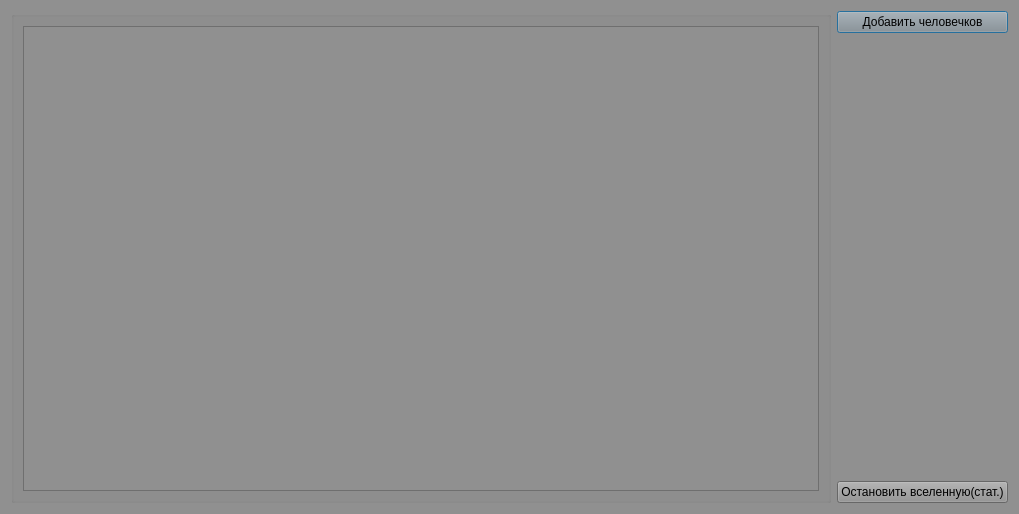
amedari13/biosphere, file qbio/universe_output_window.ui: the form before one commit.
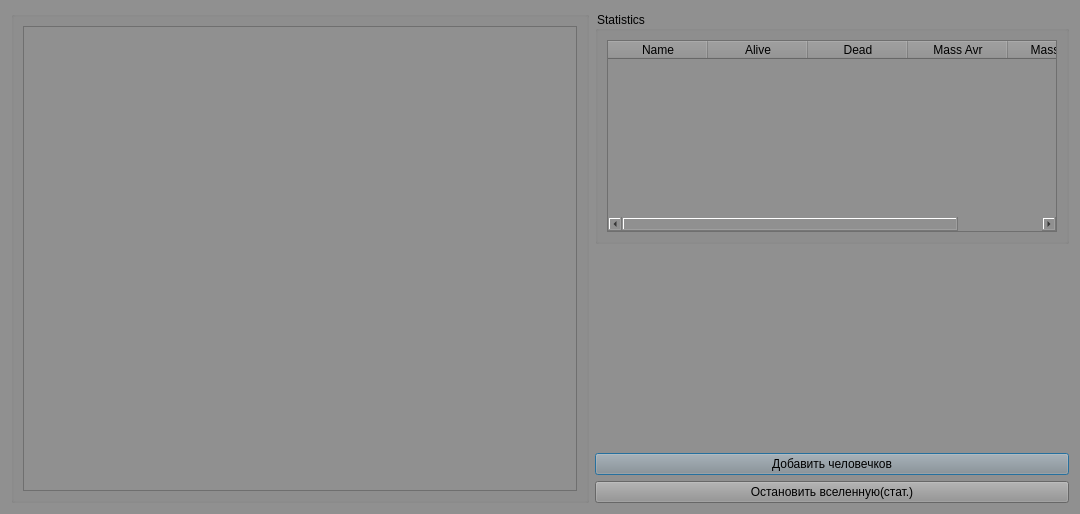
The form after the commit.

Commit message: add statistics && some database working

```diff
--- a/qbio/universe_output_window.ui
+++ b/qbio/universe_output_window.ui
@@ -6,7 +6,7 @@
    <rect>
     <x>0</x>
     <y>0</y>
-    <width>1019</width>
+    <width>1080</width>
     <height>514</height>
    </rect>
   </property>
@@ -44,22 +44,53 @@
    <item>
     <layout class="QVBoxLayout" name="verticalLayout">
      <item>
-      <widget class="QPushButton" name="pushButton">
+      <widget class="QGroupBox" name="groupBox_2">
+       <property name="title">
+        <string>Statistics</string>
+       </property>
+       <layout class="QVBoxLayout" name="verticalLayout_3">
+        <item>
+         <widget class="QTableWidget" name="tableWidget">
        <property name="sizePolicy">
-        <sizepolicy hsizetype="Minimum" vsizetype="Fixed">
+           <sizepolicy hsizetype="Minimum" vsizetype="MinimumExpanding">
          <horstretch>0</horstretch>
          <verstretch>0</verstretch>
         </sizepolicy>
        </property>
        <property name="minimumSize">
         <size>
-         <width>0</width>
+            <width>450</width>
          <height>0</height>
         </size>
        </property>
+          <column>
        <property name="text">
-        <string>Добавить человечков</string>
-       </property>
+            <string>Name</string>
+           </property>
+          </column>
+          <column>
+           <property name="text">
+            <string>Alive</string>
+           </property>
+          </column>
+          <column>
+           <property name="text">
+            <string>Dead</string>
+           </property>
+          </column>
+          <column>
+           <property name="text">
+            <string>Mass Avr</string>
+           </property>
+          </column>
+          <column>
+           <property name="text">
+            <string>Mass Max</string>
+           </property>
+          </column>
+         </widget>
+        </item>
+       </layout>
       </widget>
      </item>
      <item>
@@ -75,6 +106,25 @@
        </property>
       </spacer>
      </item>
+     <item>
+      <widget class="QPushButton" name="pushButton">
+       <property name="sizePolicy">
+        <sizepolicy hsizetype="Minimum" vsizetype="Fixed">
+         <horstretch>0</horstretch>
+         <verstretch>0</verstretch>
+        </sizepolicy>
+       </property>
+       <property name="minimumSize">
+        <size>
+         <width>0</width>
+         <height>0</height>
+        </size>
+       </property>
+       <property name="text">
+        <string>Добавить человечков</string>
+       </property>
+      </widget>
+     </item>
      <item>
       <widget class="QPushButton" name="stop_universe">
        <property name="sizePolicy">
```
Lines whose indentation alone changed are shown as unchanged. The commit also changes 9 other files.
